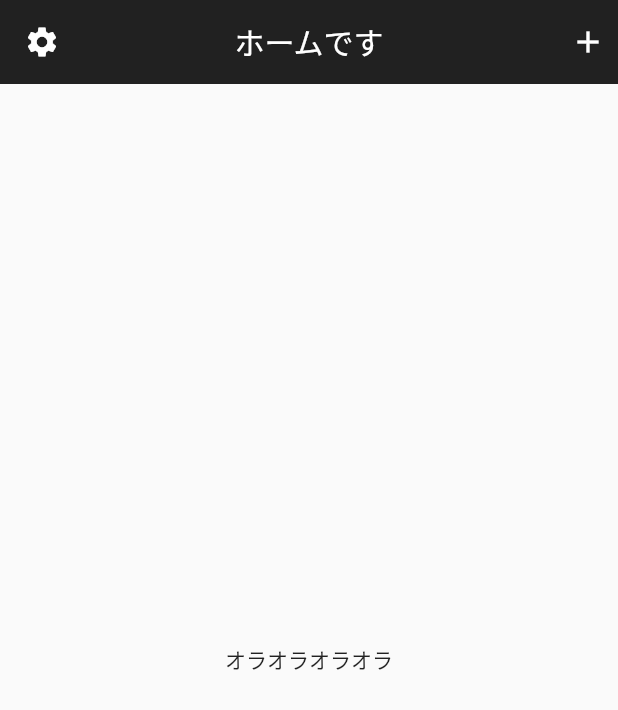
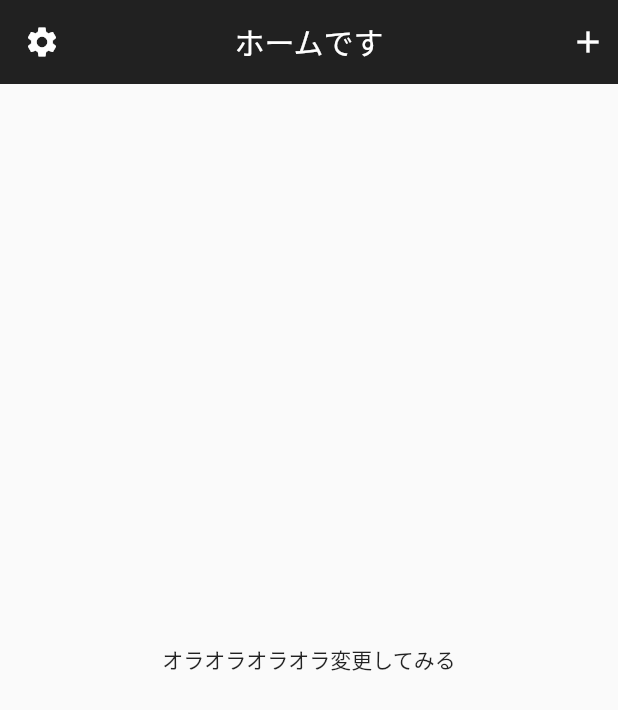
Before and after one commit to kyoro1006/hello_app, a Flutter app: the screen it shows after launch, on a phone screen of 412 x 824 dp. Shown: the top 710 px of the screen. Run offline on Flutter 3.47's test engine with Material 2 defaults, Android fonts, the phone set to English and light mode, and no system bars.

Commit message:
マージ確認のため

```diff
--- a/lib/main.dart
+++ b/lib/main.dart
@@ -12,7 +12,7 @@ class App extends StatelessWidget{
       debugShowCheckedModeBanner: false,
       home: Scaffold(
         appBar: Header(),
-        body: Center(child: Text("オラオラオラオラ")),
+        body: Center(child: Text("オラオラオラオラ変更してみる")),
       ),
     );
   }
```
